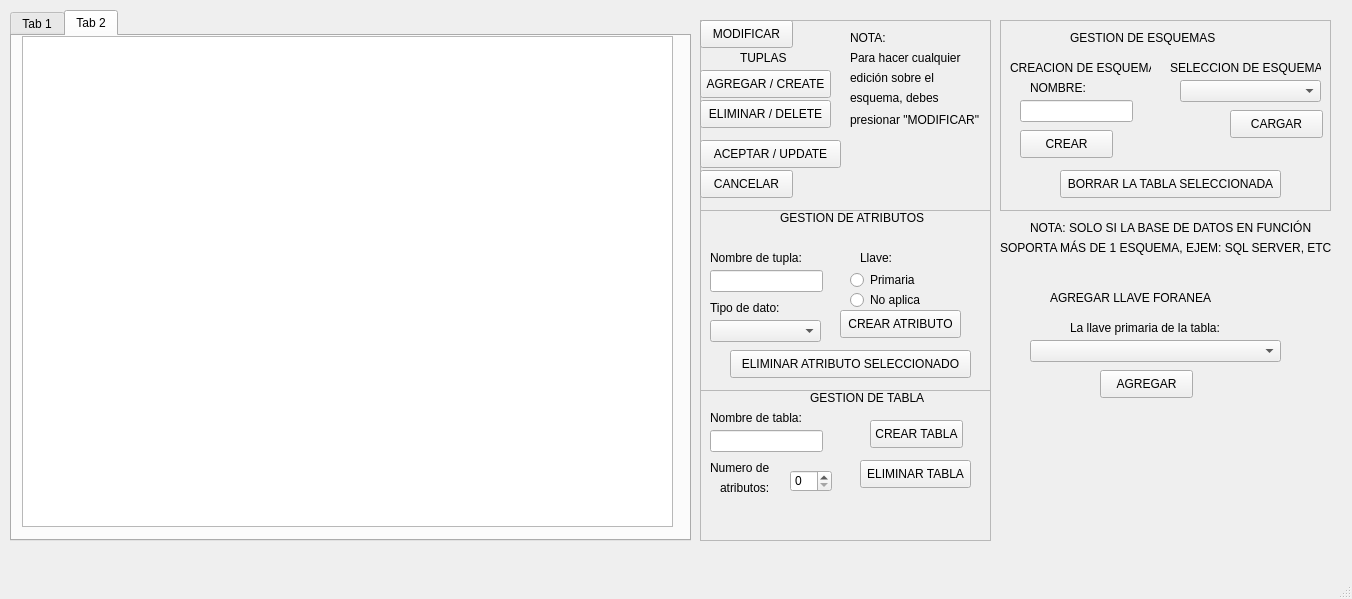
Qt form interfaz_sgbd.ui (pedrokilo/SGBD_CRUDpy) before a commit.
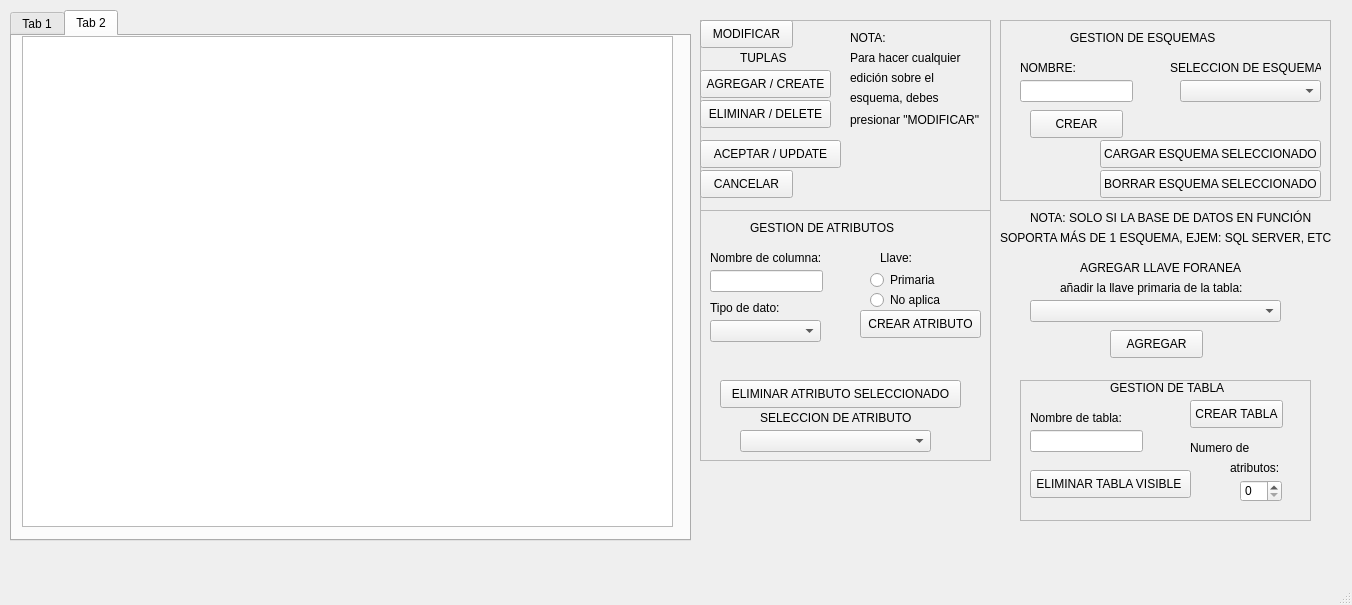
The same form after that commit.

Commit message: CODIGO DE TBD

Diff of the .ui file:
```diff
--- a/interfaz_sgbd.ui
+++ b/interfaz_sgbd.ui
@@ -7,7 +7,7 @@
     <x>0</x>
     <y>0</y>
     <width>1352</width>
-    <height>599</height>
+    <height>605</height>
    </rect>
   </property>
   <property name="windowTitle">
@@ -219,10 +219,10 @@
    <widget class="QFrame" name="frame_2">
     <property name="geometry">
      <rect>
-      <x>700</x>
-      <y>390</y>
+      <x>1020</x>
+      <y>380</y>
       <width>291</width>
-      <height>151</height>
+      <height>141</height>
      </rect>
     </property>
     <property name="frameShape">
@@ -235,7 +235,7 @@
      <property name="geometry">
       <rect>
        <x>170</x>
-       <y>30</y>
+       <y>20</y>
        <width>93</width>
        <height>28</height>
       </rect>
@@ -247,7 +247,7 @@
     <widget class="QLabel" name="label_9">
      <property name="geometry">
       <rect>
-       <x>110</x>
+       <x>90</x>
        <y>0</y>
        <width>121</width>
        <height>16</height>
@@ -260,21 +260,21 @@
     <widget class="QPushButton" name="btn_BorrarTabla">
      <property name="geometry">
       <rect>
-       <x>160</x>
-       <y>70</y>
-       <width>111</width>
+       <x>10</x>
+       <y>90</y>
+       <width>161</width>
        <height>28</height>
       </rect>
      </property>
      <property name="text">
-      <string>ELIMINAR TABLA</string>
+      <string>ELIMINAR TABLA VISIBLE </string>
      </property>
     </widget>
     <widget class="QLabel" name="label_14">
      <property name="geometry">
       <rect>
        <x>10</x>
-       <y>20</y>
+       <y>30</y>
        <width>111</width>
        <height>16</height>
       </rect>
@@ -287,7 +287,7 @@
      <property name="geometry">
       <rect>
        <x>10</x>
-       <y>40</y>
+       <y>50</y>
        <width>113</width>
        <height>22</height>
       </rect>
@@ -296,8 +296,8 @@
     <widget class="QSpinBox" name="spinBox_numatributo">
      <property name="geometry">
       <rect>
-       <x>90</x>
-       <y>80</y>
+       <x>220</x>
+       <y>100</y>
        <width>42</width>
        <height>22</height>
       </rect>
@@ -306,8 +306,8 @@
     <widget class="QLabel" name="label_20">
      <property name="geometry">
       <rect>
-       <x>10</x>
-       <y>70</y>
+       <x>170</x>
+       <y>60</y>
        <width>71</width>
        <height>16</height>
       </rect>
@@ -319,8 +319,8 @@
     <widget class="QLabel" name="label_21">
      <property name="geometry">
       <rect>
-       <x>20</x>
-       <y>90</y>
+       <x>210</x>
+       <y>80</y>
        <width>61</width>
        <height>16</height>
       </rect>
@@ -336,7 +336,7 @@
       <x>700</x>
       <y>210</y>
       <width>291</width>
-      <height>181</height>
+      <height>251</height>
      </rect>
     </property>
     <property name="frameShape">
@@ -358,8 +358,8 @@
     <widget class="QPushButton" name="btn_BorrarAtri">
      <property name="geometry">
       <rect>
-       <x>30</x>
-       <y>140</y>
+       <x>20</x>
+       <y>170</y>
        <width>241</width>
        <height>28</height>
       </rect>
@@ -371,8 +371,8 @@
     <widget class="QLabel" name="label_10">
      <property name="geometry">
       <rect>
-       <x>80</x>
-       <y>0</y>
+       <x>50</x>
+       <y>10</y>
        <width>151</width>
        <height>16</height>
       </rect>
@@ -386,18 +386,18 @@
       <rect>
        <x>10</x>
        <y>40</y>
-       <width>111</width>
+       <width>131</width>
        <height>16</height>
       </rect>
      </property>
      <property name="text">
-      <string>Nombre de tupla:</string>
+      <string>Nombre de columna:</string>
      </property>
     </widget>
     <widget class="QPushButton" name="btn_CrearAtri">
      <property name="geometry">
       <rect>
-       <x>140</x>
+       <x>160</x>
        <y>100</y>
        <width>121</width>
        <height>28</height>
@@ -433,7 +433,7 @@
     <widget class="QLabel" name="label_19">
      <property name="geometry">
       <rect>
-       <x>160</x>
+       <x>180</x>
        <y>40</y>
        <width>55</width>
        <height>16</height>
@@ -446,7 +446,7 @@
     <widget class="QRadioButton" name="radioButton_primario">
      <property name="geometry">
       <rect>
-       <x>150</x>
+       <x>170</x>
        <y>60</y>
        <width>95</width>
        <height>20</height>
@@ -459,7 +459,7 @@
     <widget class="QRadioButton" name="radioButton_noaplica">
      <property name="geometry">
       <rect>
-       <x>150</x>
+       <x>170</x>
        <y>80</y>
        <width>95</width>
        <height>20</height>
@@ -469,6 +469,29 @@
       <string>No aplica</string>
      </property>
     </widget>
+    <widget class="QLabel" name="label_23">
+     <property name="geometry">
+      <rect>
+       <x>60</x>
+       <y>200</y>
+       <width>151</width>
+       <height>16</height>
+      </rect>
+     </property>
+     <property name="text">
+      <string>SELECCION DE ATRIBUTO</string>
+     </property>
+    </widget>
+    <widget class="QComboBox" name="cbox_atributo">
+     <property name="geometry">
+      <rect>
+       <x>40</x>
+       <y>220</y>
+       <width>191</width>
+       <height>22</height>
+      </rect>
+     </property>
+    </widget>
    </widget>
    <widget class="QFrame" name="frame_4">
     <property name="geometry">
@@ -476,7 +499,7 @@
       <x>1000</x>
       <y>20</y>
       <width>331</width>
-      <height>191</height>
+      <height>181</height>
      </rect>
     </property>
     <property name="frameShape">
@@ -488,14 +511,14 @@
     <widget class="QPushButton" name="btn_CargarEsque">
      <property name="geometry">
       <rect>
-       <x>230</x>
-       <y>90</y>
-       <width>93</width>
+       <x>100</x>
+       <y>120</y>
+       <width>221</width>
        <height>28</height>
       </rect>
      </property>
      <property name="text">
-      <string>CARGAR</string>
+      <string>CARGAR ESQUEMA SELECCIONADO</string>
      </property>
     </widget>
     <widget class="QLabel" name="label_6">
@@ -524,8 +547,8 @@
     <widget class="QLabel" name="label_12">
      <property name="geometry">
       <rect>
-       <x>30</x>
-       <y>60</y>
+       <x>20</x>
+       <y>40</y>
        <width>55</width>
        <height>16</height>
       </rect>
@@ -538,30 +561,17 @@
      <property name="geometry">
       <rect>
        <x>20</x>
-       <y>80</y>
+       <y>60</y>
        <width>113</width>
        <height>22</height>
       </rect>
      </property>
     </widget>
-    <widget class="QLabel" name="label_7">
-     <property name="geometry">
-      <rect>
-       <x>10</x>
-       <y>40</y>
-       <width>141</width>
-       <height>16</height>
-      </rect>
-     </property>
-     <property name="text">
-      <string>CREACION DE ESQUEMA</string>
-     </property>
-    </widget>
     <widget class="QPushButton" name="btn_CrearEsque">
      <property name="geometry">
       <rect>
-       <x>20</x>
-       <y>110</y>
+       <x>30</x>
+       <y>90</y>
        <width>93</width>
        <height>28</height>
       </rect>
@@ -573,14 +583,14 @@
     <widget class="QPushButton" name="btn_BorrarEsque">
      <property name="geometry">
       <rect>
-       <x>60</x>
+       <x>100</x>
        <y>150</y>
        <width>221</width>
        <height>28</height>
       </rect>
      </property>
      <property name="text">
-      <string>BORRAR LA TABLA SELECCIONADA</string>
+      <string>BORRAR ESQUEMA SELECCIONADO</string>
      </property>
     </widget>
     <widget class="QLabel" name="label_11">
@@ -601,7 +611,7 @@
     <property name="geometry">
      <rect>
       <x>1030</x>
-      <y>220</y>
+      <y>210</y>
       <width>291</width>
       <height>16</height>
      </rect>
@@ -614,7 +624,7 @@
     <property name="geometry">
      <rect>
       <x>1000</x>
-      <y>240</y>
+      <y>230</y>
       <width>331</width>
       <height>16</height>
      </rect>
@@ -626,8 +636,8 @@
    <widget class="QLabel" name="label_13">
     <property name="geometry">
      <rect>
-      <x>1050</x>
-      <y>290</y>
+      <x>1080</x>
+      <y>260</y>
       <width>161</width>
       <height>16</height>
      </rect>
@@ -639,21 +649,21 @@
    <widget class="QLabel" name="label_22">
     <property name="geometry">
      <rect>
-      <x>1070</x>
-      <y>320</y>
+      <x>1060</x>
+      <y>280</y>
       <width>201</width>
       <height>16</height>
      </rect>
     </property>
     <property name="text">
-     <string>La llave primaria de la tabla:</string>
+     <string>añadir la llave primaria de la tabla:</string>
     </property>
    </widget>
    <widget class="QComboBox" name="comboBox_TablasLlaves">
     <property name="geometry">
      <rect>
       <x>1030</x>
-      <y>340</y>
+      <y>300</y>
       <width>251</width>
       <height>22</height>
      </rect>
@@ -662,8 +672,8 @@
    <widget class="QPushButton" name="btn_AgregarLlave">
     <property name="geometry">
      <rect>
-      <x>1100</x>
-      <y>370</y>
+      <x>1110</x>
+      <y>330</y>
       <width>93</width>
       <height>28</height>
      </rect>
```
Left out of the diff: 2 changed lines with no effect on the pictures. The commit also changes 1 other file.
